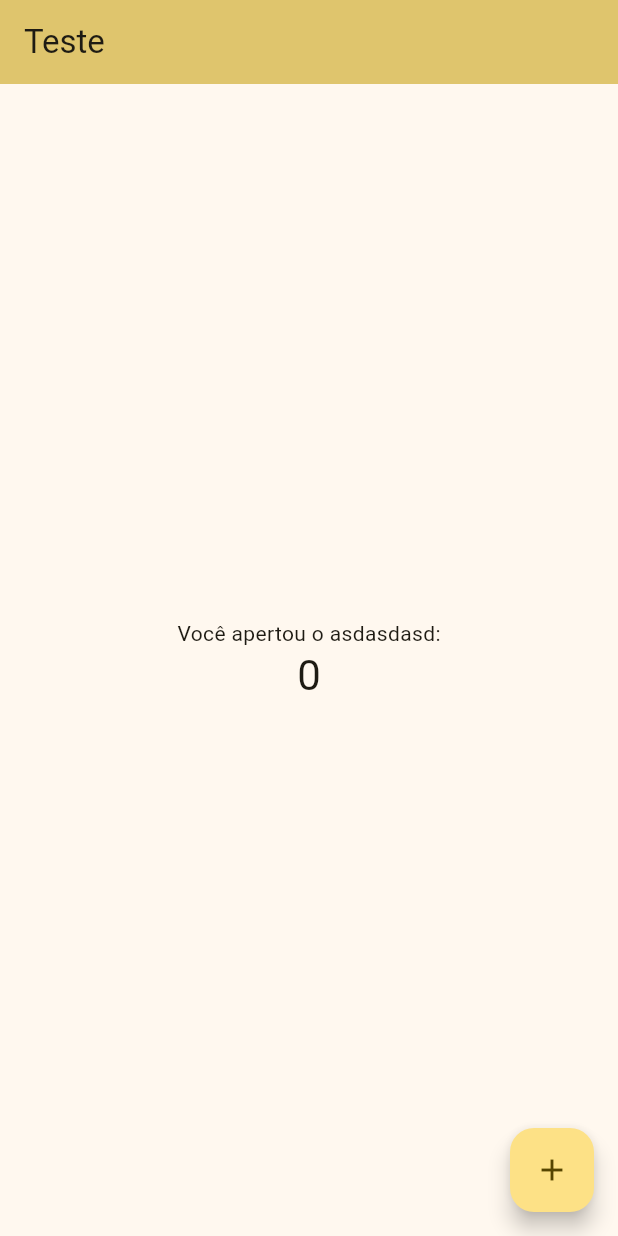
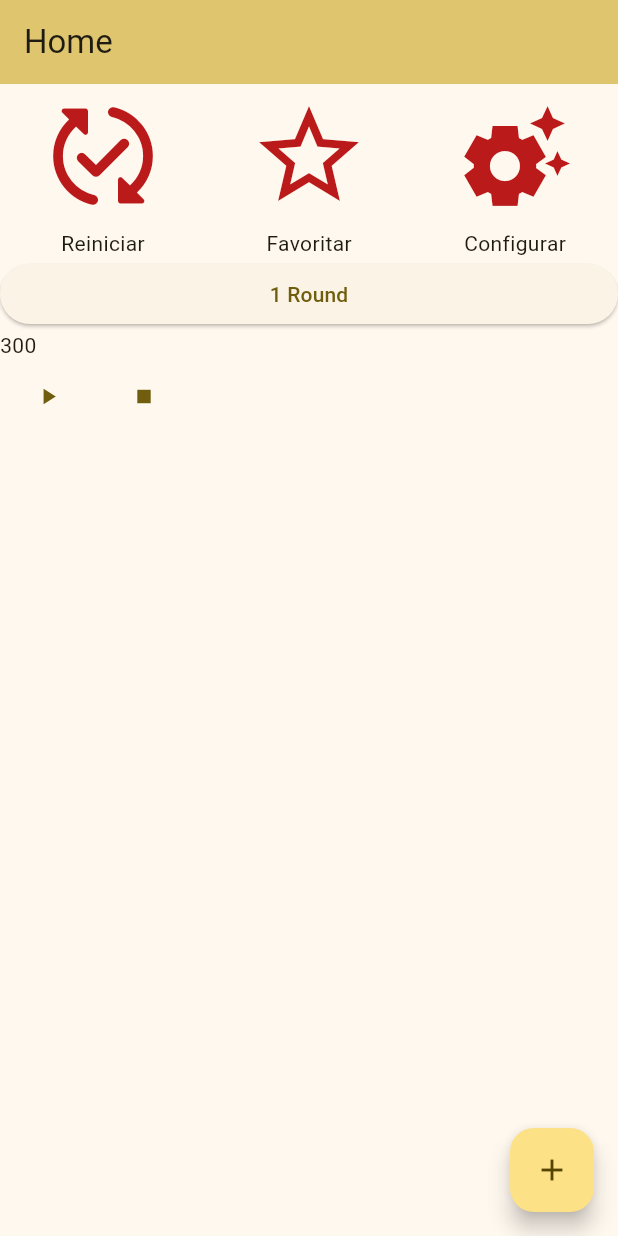
Before and after one commit to gilmario-kpslow/funcional-timer-app, a Flutter app: the MyHomePage screen opened directly, on a phone screen of 412 x 824 dp. Run offline on Flutter 3.47's test engine with Material 3 defaults, Android fonts, the phone set to English and light mode, and no system bars.

Commit message:
Comit automatico gerado pelo sistema

```diff
--- /dev/null
+++ b/lib/components/contador_tempo.dart
@@ -0,0 +1,11 @@
+import 'package:flutter/material.dart';
+
+class ContadorTempo extends StatelessWidget {
+  final int tempo;
+  const ContadorTempo({super.key, required this.tempo});
+
+  @override
+  Widget build(BuildContext context) {
+    return Text("$tempo");
+  }
+}
--- /dev/null
+++ b/lib/components/executar_round.dart
@@ -0,0 +1,39 @@
+import 'package:flutter/material.dart';
+import 'package:flutter/widgets.dart';
+import 'package:funcional_timer_app/components/contador_tempo.dart';
+import 'package:funcional_timer_app/components/round_botao.dart';
+
+class ExecutarRound extends StatelessWidget {
+  const ExecutarRound({super.key});
+
+  @override
+  Widget build(BuildContext context) {
+    const botoes =
+        Row(mainAxisAlignment: MainAxisAlignment.spaceAround, children: [
+      RoundButton(
+          icon: Icons.published_with_changes_rounded, nome: "Reiniciar"),
+      RoundButton(icon: Icons.star_outline, nome: "Favoritar"),
+      RoundButton(icon: Icons.settings_suggest, nome: "Configurar"),
+    ]);
+
+    final round = Column(
+      mainAxisAlignment: MainAxisAlignment.spaceBetween,
+      crossAxisAlignment: CrossAxisAlignment.stretch,
+      children: [
+        ElevatedButton(onPressed: () {}, child: const Text("1 Round")),
+        const ContadorTempo(tempo: 300)
+      ],
+    );
+
+    final player = Row(
+      children: [
+        TextButton(onPressed: () {}, child: Icon(Icons.play_arrow)),
+        TextButton(onPressed: () {}, child: Icon(Icons.stop))
+      ],
+    );
+
+    return Column(
+      children: [botoes, round, player],
+    );
+  }
+}
--- /dev/null
+++ b/lib/components/round_botao.dart
@@ -0,0 +1,20 @@
+import 'package:flutter/material.dart';
+
+class RoundButton extends StatelessWidget {
+  final IconData icon;
+  final String nome;
+  const RoundButton({super.key, required this.icon, required this.nome});
+
+  @override
+  Widget build(BuildContext context) {
+    return Column(children: [
+      IconButton(
+        iconSize: 80,
+        icon: Icon(icon),
+        onPressed: () {},
+        color: Theme.of(context).colorScheme.error,
+      ),
+      Text(nome)
+    ]);
+  }
+}
--- a/lib/main.dart
+++ b/lib/main.dart
@@ -1,8 +1,9 @@
 import 'package:flutter/material.dart';
+import 'package:funcional_timer_app/components/executar_round.dart';
 import 'package:funcional_timer_app/painel.dart';
 
 void main() {
-  runApp(const Painel());
+  runApp(const MyApp());
 }
 
 class MyApp extends StatelessWidget {
@@ -11,12 +12,12 @@ class MyApp extends StatelessWidget {
   @override
   Widget build(BuildContext context) {
     return MaterialApp(
-      title: 'Flutter Demo',
+      title: 'Funcional APP',
       theme: ThemeData(
         colorScheme: ColorScheme.fromSeed(seedColor: Colors.amberAccent),
         useMaterial3: true,
       ),
-      home: const MyHomePage(title: 'Teste'),
+      home: const MyHomePage(title: 'Home'),
     );
   }
 }
@@ -41,25 +42,14 @@ class _MyHomePageState extends State<MyHomePage> {
 
   @override
   Widget build(BuildContext context) {
+    final main = ExecutarRound();
+
     return Scaffold(
       appBar: AppBar(
         backgroundColor: Theme.of(context).colorScheme.inversePrimary,
         title: Text(widget.title),
       ),
-      body: Center(
-        child: Column(
-          mainAxisAlignment: MainAxisAlignment.center,
-          children: <Widget>[
-            const Text(
-              'Você apertou o asdasdasd:',
-            ),
-            Text(
-              '$_counter',
-              style: Theme.of(context).textTheme.headlineMedium,
-            ),
-          ],
-        ),
-      ),
+      body: main,
       floatingActionButton: FloatingActionButton(
         onPressed: _incrementCounter,
         tooltip: 'Incrementar',
```
